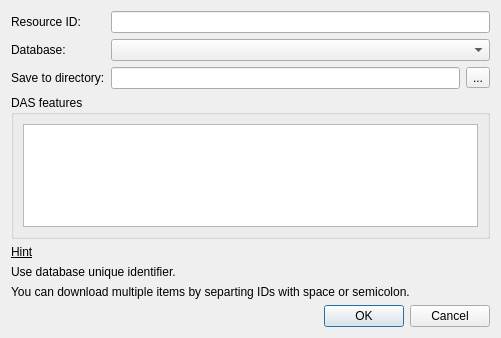
The window that src/corelibs/U2Gui/src/util/ui/DownloadRemoteFileDialog.ui (violethaze74/ugene) describes before a commit, drawn with Qt 5.
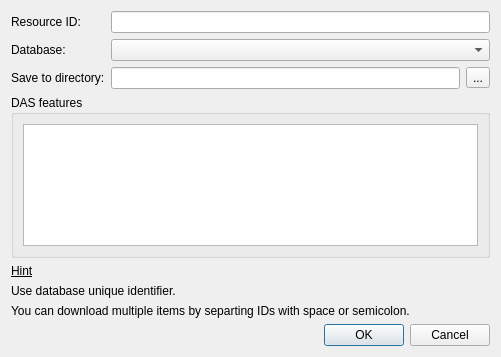
The same window after the commit.

Commit message: UGENE-1742 Broken layout for the log settings widget. Also layout fix for the "Fetch data from the remote database" dialog.

Diff of the .ui file:
```diff
--- a/src/corelibs/U2Gui/src/util/ui/DownloadRemoteFileDialog.ui
+++ b/src/corelibs/U2Gui/src/util/ui/DownloadRemoteFileDialog.ui
@@ -7,7 +7,7 @@
     <x>0</x>
     <y>0</y>
     <width>501</width>
-    <height>338</height>
+    <height>357</height>
    </rect>
   </property>
   <property name="sizePolicy">
@@ -26,6 +26,9 @@
    <string>Fetch Data from Remote Database</string>
   </property>
   <layout class="QVBoxLayout" name="verticalLayout">
+   <property name="sizeConstraint">
+    <enum>QLayout::SetMinAndMaxSize</enum>
+   </property>
    <item>
     <layout class="QGridLayout" name="gridLayout">
      <item row="0" column="0">
```
The commit also changes 1 other file.
